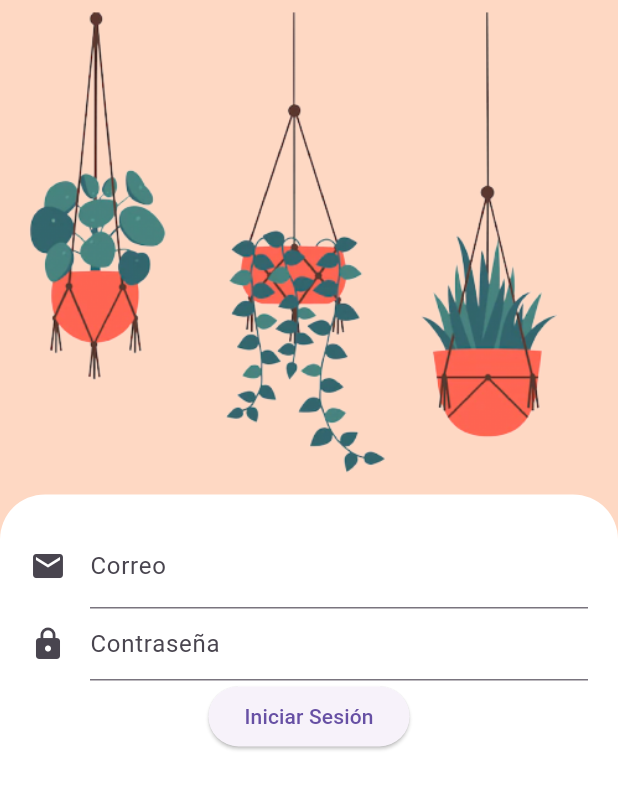
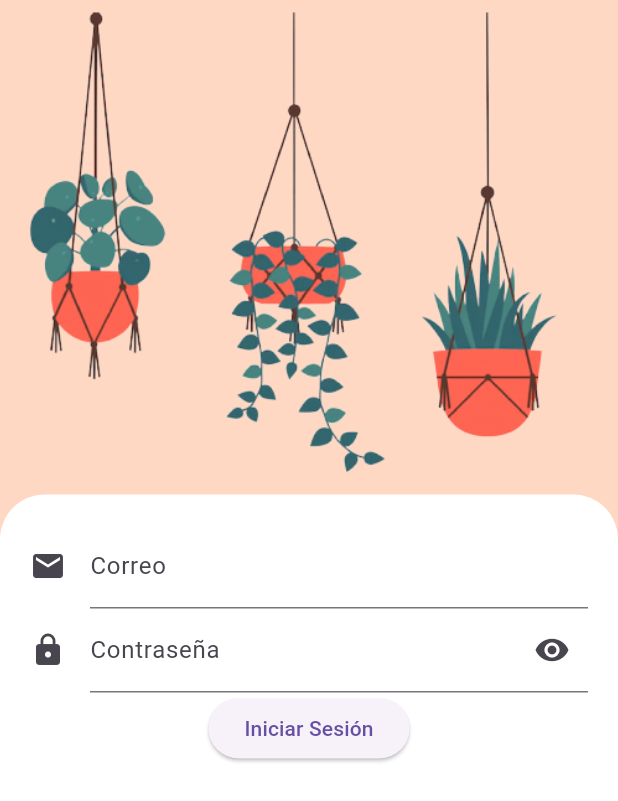
Before and after one commit to smartfoodinsight/smartfoodinsight-app, a Flutter app: the screen it shows after launch, on a phone screen of 412 x 824 dp. Shown: the top 801 px of the screen. Run offline on Flutter 3.47's test engine with Material 2 defaults, Android fonts, the phone set to English and light mode, and no system bars; our stand-ins replace flutter_riverpod, go_router, hexcolor.

Commit message:
custom field password

```diff
--- a/lib/common/widgets/custom_textformfield.dart
+++ b/lib/common/widgets/custom_textformfield.dart
@@ -2,17 +2,19 @@ import 'package:flutter/material.dart';
 
 class CustomTextFormField extends StatefulWidget {
   final String label;
+  final bool isPassword;
   final Icon? icon;
-  const CustomTextFormField({super.key, required this.label, this.icon});
+  const CustomTextFormField(
+      {super.key, required this.label, this.icon, this.isPassword = false});
 
   @override
   State<CustomTextFormField> createState() => _CustomTextFormFieldState();
 }
 
 class _CustomTextFormFieldState extends State<CustomTextFormField> {
-  final textEditingController = TextEditingController();
+  final TextEditingController textEditingController = TextEditingController();
   bool showClearButton = false;
-  bool isPassword = false;
+  bool showPassword = false;
 
   @override
   void initState() {
@@ -41,12 +43,30 @@ class _CustomTextFormFieldState extends State<CustomTextFormField> {
             widget.label,
             style: TextStyle(color: Colors.grey[770]),
           ),
-            suffixIcon: showClearButton
+          suffixIcon: _buildSuffixIcon(),
+        ),
+        obscureText: widget.isPassword && !showPassword);
+  }
+
+  Widget? _buildSuffixIcon() {
+    if (widget.isPassword) {
+      return IconButton(
+        icon: Icon(showPassword ? Icons.visibility_off : Icons.visibility),
+        onPressed: _togglePasswordVisibility,
+      );
+    }
+
+    return showClearButton
         ? IconButton(
             icon: const Icon(Icons.clear),
-                    onPressed: () => textEditingController.clear())
-                : null),
-        obscureText: isPassword // Manejo de entrada del usuario
-        );
+            onPressed: () => textEditingController.clear(),
+          )
+        : null;
+  }
+
+  void _togglePasswordVisibility() {
+    setState(() {
+      showPassword = !showPassword;
+    });
   }
 }
--- a/lib/features/account/login/login_page.dart
+++ b/lib/features/account/login/login_page.dart
@@ -36,14 +36,10 @@ class LoginPage extends StatelessWidget {
                     // Campos de usuario y contraseña
                     const CustomTextFormField(
                         label: 'Correo', icon: Icon(Icons.email)),
-                    TextFormField(
-                      decoration: const InputDecoration(
-                        hintText: 'Contraseña',
+                    const CustomTextFormField(
+                        label: 'Contraseña',
                         icon: Icon(Icons.lock),
-                      ),
-                      obscureText: true, // Ocultar la contraseña
-                      // Manejo de entrada de la contraseña
-                    ),
+                        isPassword: true),
 
                     // Botón de inicio de sesión
                     ElevatedButton(
```
Lines whose indentation alone changed are shown as unchanged.
